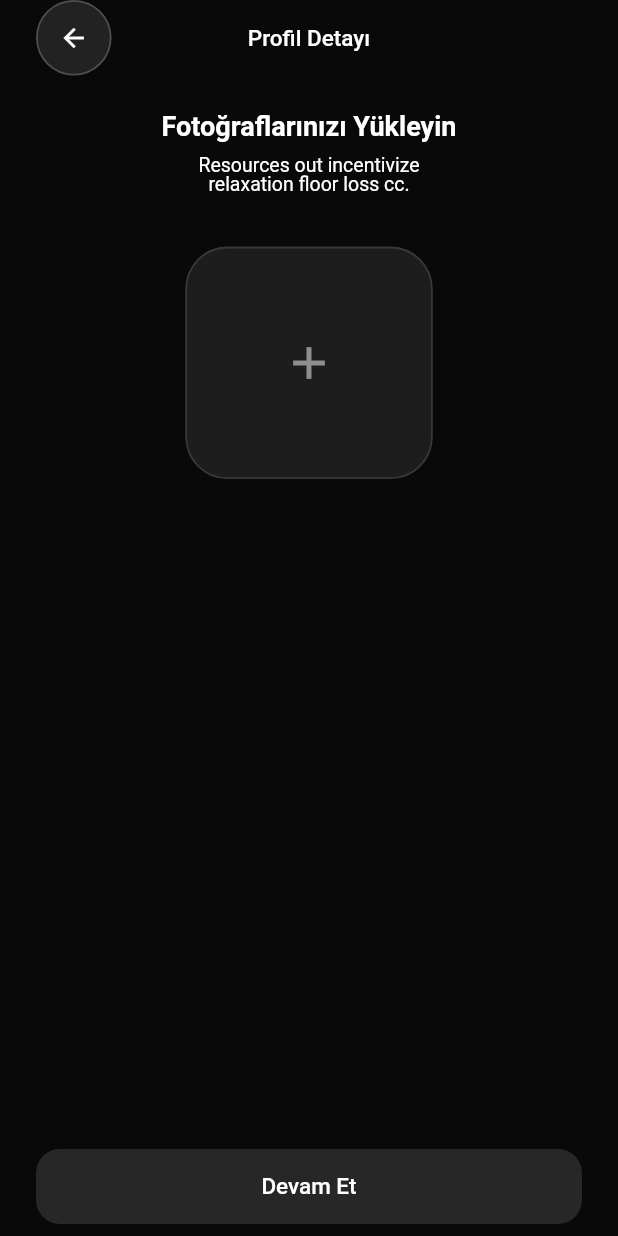
After one commit to ibrahim-ylmz/shartflix-case, a Flutter app: the PhotoUploadPage screen opened by its route, on a phone screen of 412 x 824 dp. The commit adds this screen. Run offline on Flutter 3.47's test engine with Material 3 defaults, Android fonts, the phone set to English and light mode, and no system bars; our stand-ins replace cached_network_image, dio, easy_localization, equatable, flutter_bloc, flutter_secure_storage and 4 more; accounts and stored records are empty; Roboto replaces fonts that are missing (Euclid Circular A).

Commit message:
feat: add photo upload page and integrate it into profile navigation

```diff
--- a/lib/core/navigation/app_router.dart
+++ b/lib/core/navigation/app_router.dart
@@ -4,6 +4,7 @@ import 'package:shartflix_case/core/navigation/main_shell_page.dart';
 import 'package:shartflix_case/feature/auth/presentation/pages/login_page.dart';
 import 'package:shartflix_case/feature/auth/presentation/pages/register_page.dart';
 import 'package:shartflix_case/feature/home/presentation/pages/home_page.dart';
+import 'package:shartflix_case/feature/profile/presentation/pages/photo_upload_page.dart';
 import 'package:shartflix_case/feature/profile/presentation/pages/profile_page.dart';
 import 'package:shartflix_case/feature/splash/splash_page.dart';
 
@@ -63,6 +64,15 @@ final GoRouter appRouter = GoRouter(
       ),
     ),
 
+    /// Photo Upload Route
+    GoRoute(
+      path: '/photo-upload',
+      pageBuilder: (context, state) => _slideTransitionPage(
+        const PhotoUploadPage(),
+        state,
+      ),
+    ),
+
     StatefulShellRoute.indexedStack(
       builder: (context, state, navigationShell) {
         return MainShellPage(navigationShell: navigationShell);
--- /dev/null
+++ b/lib/feature/profile/presentation/pages/photo_upload_page.dart
@@ -0,0 +1,231 @@
+import 'dart:io';
+
+import 'package:flutter/material.dart';
+import 'package:flutter_bloc/flutter_bloc.dart';
+import 'package:go_router/go_router.dart';
+import 'package:image_picker/image_picker.dart';
+import 'package:shartflix_case/feature/profile/presentation/bloc/profile_bloc.dart';
+import 'package:shartflix_case/feature/profile/presentation/bloc/profile_event.dart';
+import 'package:shartflix_case/feature/profile/presentation/bloc/profile_state.dart';
+
+/// Photo upload page for selecting and uploading profile photos.
+class PhotoUploadPage extends StatefulWidget {
+  /// Constructor for [PhotoUploadPage].
+  const PhotoUploadPage({super.key});
+
+  @override
+  State<PhotoUploadPage> createState() => _PhotoUploadPageState();
+}
+
+class _PhotoUploadPageState extends State<PhotoUploadPage> {
+  File? _selectedImage;
+  bool _hasUploadStarted = false;
+
+  Future<void> _pickImage() async {
+    final picker = ImagePicker();
+    final picked = await picker.pickImage(
+      source: ImageSource.gallery,
+      imageQuality: 80,
+    );
+    if (picked != null) {
+      setState(() {
+        _selectedImage = File(picked.path);
+      });
+    }
+  }
+
+  void _upload() {
+    if (_selectedImage == null) return;
+    setState(() {
+      _hasUploadStarted = true;
+    });
+    context.read<ProfileBloc>().add(UploadPhoto(_selectedImage!));
+  }
+
+  @override
+  Widget build(BuildContext context) {
+    return BlocListener<ProfileBloc, ProfileState>(
+      listener: (context, state) {
+        if (state is ProfileLoaded &&
+            !state.isUploadingPhoto &&
+            _hasUploadStarted) {
+          context.pop();
+          ScaffoldMessenger.of(context).showSnackBar(
+            const SnackBar(
+              content: Text('Fotoğraf başarıyla yüklendi'),
+              backgroundColor: Color(0xFFE50914),
+            ),
+          );
+        } else if (state is ProfileError && _hasUploadStarted) {
+          setState(() {
+            _hasUploadStarted = false;
+          });
+          ScaffoldMessenger.of(context).showSnackBar(
+            SnackBar(
+              content: Text(state.message),
+              backgroundColor: const Color(0xFFE50914),
+            ),
+          );
+        }
+      },
+      child: Scaffold(
+        backgroundColor: const Color(0xFF090909),
+        body: SafeArea(
+          child: Padding(
+            padding: const EdgeInsets.symmetric(horizontal: 24),
+            child: Column(
+              children: [
+                Stack(
+                  alignment: Alignment.center,
+                  children: [
+                    Align(
+                      alignment: Alignment.centerLeft,
+                      child: Container(
+                        decoration: BoxDecoration(
+                          color: Colors.white.withValues(alpha: 0.1),
+                          borderRadius: BorderRadius.circular(32),
+                          border: Border.all(
+                            color: Colors.white.withValues(alpha: 0.2),
+                            width: 1.2,
+                          ),
+                        ),
+                        child: IconButton(
+                          icon: const Icon(
+                            Icons.arrow_back,
+                            color: Colors.white,
+                            size: 20,
+                          ),
+                          onPressed: () => context.pop(),
+                        ),
+                      ),
+                    ),
+                    const Center(
+                      child: Text(
+                        'Profil Detayı',
+                        style: TextStyle(
+                          color: Colors.white,
+                          fontWeight: FontWeight.w500,
+                          fontSize: 15,
+                        ),
+                      ),
+                    ),
+                  ],
+                ),
+                const SizedBox(height: 25),
+
+                // Title
+                const Text(
+                  'Fotoğraflarınızı Yükleyin',
+                  style: TextStyle(
+                    color: Colors.white,
+                    fontWeight: FontWeight.w600,
+                    fontSize: 18,
+                  ),
+                ),
+                const SizedBox(height: 10),
+
+                // Subtitle
+                const Text(
+                  'Resources out incentivize\nrelaxation floor loss cc.',
+                  textAlign: TextAlign.center,
+                  style: TextStyle(
+                    color: Colors.white,
+                    fontWeight: FontWeight.w400,
+                    fontSize: 13,
+                  ),
+                ),
+                const SizedBox(height: 35),
+
+                // Photo selection area
+                Center(
+                  child: GestureDetector(
+                    onTap: _pickImage,
+                    child: Container(
+                      width: 165,
+                      height: 155,
+                      decoration: BoxDecoration(
+                        color: Colors.white.withValues(alpha: 0.08),
+                        borderRadius: BorderRadius.circular(28),
+                        border: Border.all(
+                          color: Colors.white.withValues(alpha: 0.12),
+                          width: 1.2,
+                        ),
+                      ),
+                      child: _selectedImage == null
+                          ? Center(
+                              child: Icon(
+                                Icons.add,
+                                color: Colors.white.withValues(alpha: 0.5),
+                                size: 36,
+                              ),
+                            )
+                          : ClipRRect(
+                              borderRadius: BorderRadius.circular(24),
+                              child: Image.file(
+                                _selectedImage!,
+                                fit: BoxFit.cover,
+                                width: double.infinity,
+                                height: double.infinity,
+                              ),
+                            ),
+                    ),
+                  ),
+                ),
+
+                const Spacer(),
+
+                // Upload button
+                Padding(
+                  padding: const EdgeInsets.only(bottom: 8),
+                  child: SizedBox(
+                    width: double.infinity,
+                    height: 50,
+                    child: BlocBuilder<ProfileBloc, ProfileState>(
+                      builder: (context, state) {
+                        final isLoading =
+                            state is ProfileLoaded && state.isUploadingPhoto;
+                        final canUpload = _selectedImage != null && !isLoading;
+
+                        return ElevatedButton(
+                          style: ElevatedButton.styleFrom(
+                            backgroundColor: canUpload
+                                ? const Color(0xFFE50914)
+                                : Colors.grey[700],
+                            shape: RoundedRectangleBorder(
+                              borderRadius: BorderRadius.circular(16),
+                            ),
+                            elevation: 0,
+                          ),
+                          onPressed: canUpload ? _upload : null,
+                          child: isLoading
+                              ? const SizedBox(
+                                  width: 20,
+                                  height: 20,
+                                  child: CircularProgressIndicator(
+                                    strokeWidth: 2,
+                                    valueColor: AlwaysStoppedAnimation<Color>(
+                                      Colors.white,
+                                    ),
+                                  ),
+                                )
+                              : const Text(
+                                  'Devam Et',
+                                  style: TextStyle(
+                                    color: Colors.white,
+                                    fontWeight: FontWeight.w500,
+                                    fontSize: 15,
+                                  ),
+                                ),
+                        );
+                      },
+                    ),
+                  ),
+                ),
+              ],
+            ),
+          ),
+        ),
+      ),
+    );
+  }
+}
--- a/lib/feature/profile/presentation/pages/profile_page.dart
+++ b/lib/feature/profile/presentation/pages/profile_page.dart
@@ -182,7 +182,6 @@ class _ProfilePageState extends State<ProfilePage>
                       ProfileHeader(
                         profile: state.profile,
                         isUploadingPhoto: state.isUploadingPhoto,
-                        onPhotoUpload: () {},
                       ),
                       const SizedBox(height: 24),
                       Expanded(
--- a/lib/feature/profile/presentation/widgets/profile_header.dart
+++ b/lib/feature/profile/presentation/widgets/profile_header.dart
@@ -1,4 +1,5 @@
 import 'package:flutter/material.dart';
+import 'package:go_router/go_router.dart';
 import 'package:shartflix_case/feature/profile/domain/entities/user_profile_entity.dart';
 
 /// Profile header widget displaying user info and action buttons.
@@ -7,7 +8,6 @@ class ProfileHeader extends StatelessWidget {
   const ProfileHeader({
     required this.profile,
     required this.isUploadingPhoto,
-    required this.onPhotoUpload,
     super.key,
   });
 
@@ -16,9 +16,6 @@ class ProfileHeader extends StatelessWidget {
 
   /// Whether photo upload is in progress.
   final bool isUploadingPhoto;
-
-  /// Callback for photo upload.
-  final VoidCallback onPhotoUpload;
 
   @override
   Widget build(BuildContext context) {
@@ -90,7 +87,7 @@ class ProfileHeader extends StatelessWidget {
 
             // Photo upload button
             ElevatedButton(
-              onPressed: isUploadingPhoto ? null : onPhotoUpload,
+              onPressed: isUploadingPhoto ? null : () => context.push('/photo-upload'),
               style: ElevatedButton.styleFrom(
                 backgroundColor: const Color(0xFFE50914),
                 padding: const EdgeInsets.symmetric(
```
